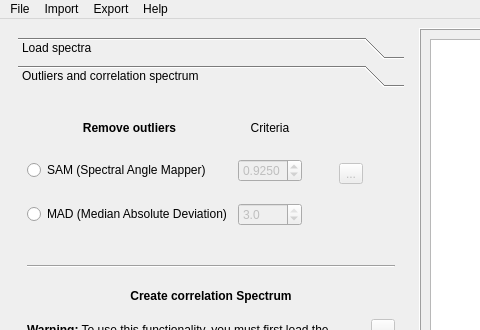
First picture: the form in pic/libssa.ui, repository kstenio/libssa, before the edit; both pictures show x 0 to 480 and y 0 to 330 of the 1218 by 684 pixel window.
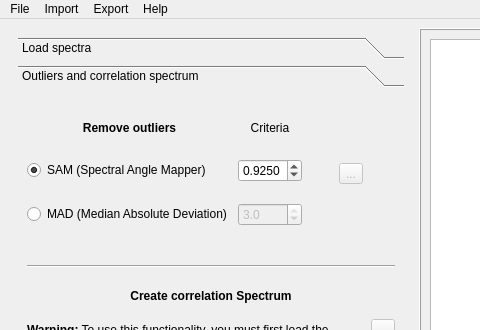
Second picture: the form after the edit. The open tabs and pages were chosen to show the change. Icons and pictures are not drawn. Custom widgets are drawn as their Qt base class.

Commit message:
libssa.py * Corrected dynamic box for MAD
imports.py
* Extra imports
* Fully implemented revised MAD (now performance is almost equal as SAM)

libssa.ui
* Updated version: 2.0a06
* Enabled elements for SAM (page 2)

```diff
--- a/pic/libssa.ui
+++ b/pic/libssa.ui
@@ -403,12 +403,15 @@
                    <property name="text">
                     <string>SAM (Spectral Angle Mapper)</string>
                    </property>
+                   <property name="checked">
+                    <bool>true</bool>
+                   </property>
                   </widget>
                  </item>
                  <item row="1" column="1">
                   <widget class="QDoubleSpinBox" name="p2dSb1">
                    <property name="enabled">
-                    <bool>false</bool>
+                    <bool>true</bool>
                    </property>
                    <property name="decimals">
                     <number>4</number>
```
Left out of the diff: 18 changed lines with no effect on the pictures. The commit also changes 2 other files.
